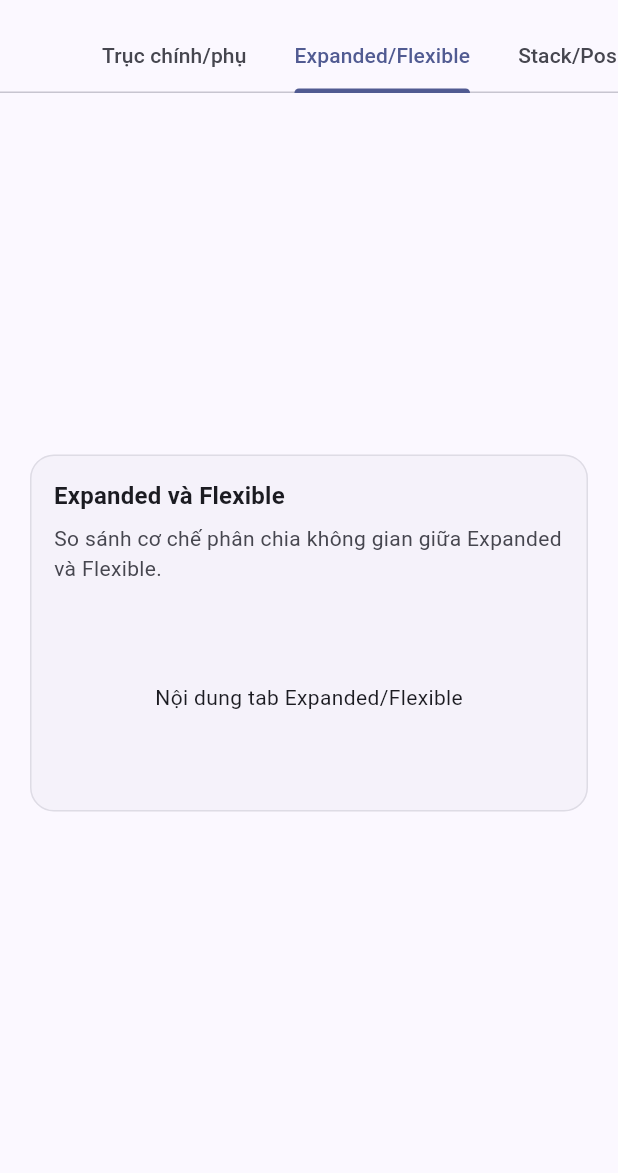
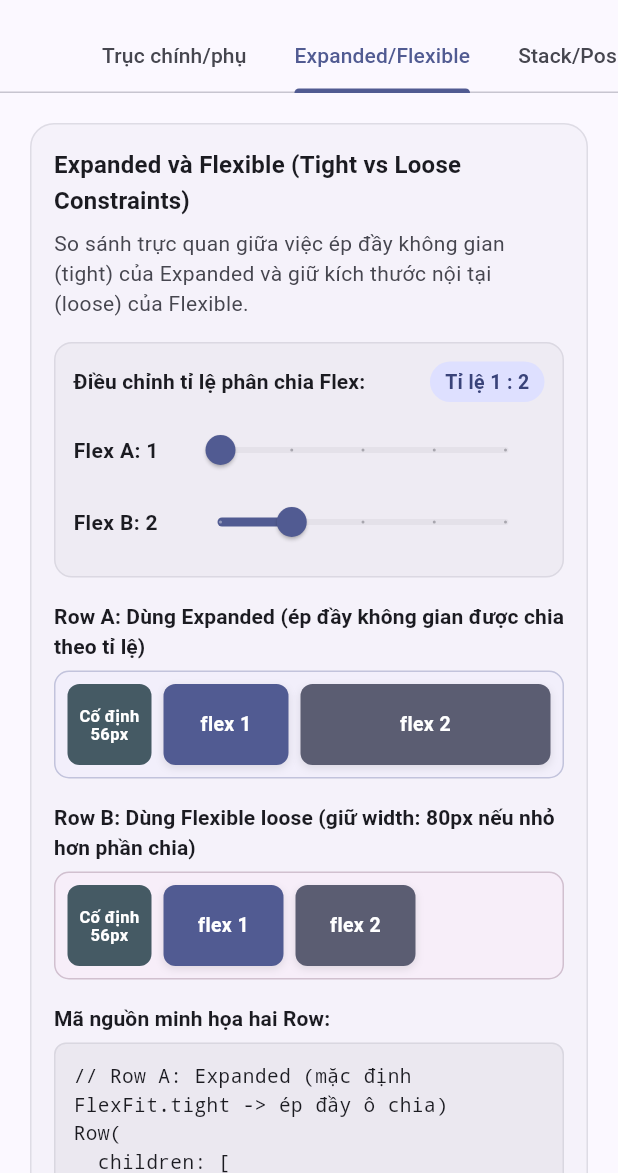
Before and after one commit to cityengin/study-dashboard, a Flutter app: the DemoLabScreen screen opened directly, tab 2 chosen, on a phone screen of 412 x 824 dp, the part 63-1236 px from its top. Run offline on Flutter 3.47's test engine with Material 3 defaults, Android fonts, the phone set to English and light mode, and no system bars.

Commit message:
feat(demo-lab): sân chơi Expanded và Flexible

```diff
--- a/lib/screens/demo_lab/demo_lab_screen.dart
+++ b/lib/screens/demo_lab/demo_lab_screen.dart
@@ -1,6 +1,7 @@
 import 'package:flutter/material.dart';
 import 'widgets/axis_playground.dart';
 import 'widgets/demo_card.dart';
+import 'widgets/flex_playground.dart';
 
 class DemoLabScreen extends StatelessWidget {
   const DemoLabScreen({super.key});
@@ -51,12 +52,10 @@ class DemoLabScreen extends StatelessWidget {
             ),
             _buildTabWrapper(
               child: const DemoCard(
-                title: 'Expanded và Flexible',
-                description: 'So sánh cơ chế phân chia không gian giữa Expanded và Flexible.',
-                child: SizedBox(
-                  height: 120,
-                  child: Center(child: Text('Nội dung tab Expanded/Flexible')),
-                ),
+                title: 'Expanded và Flexible (Tight vs Loose Constraints)',
+                description:
+                    'So sánh trực quan giữa việc ép đầy không gian (tight) của Expanded và giữ kích thước nội tại (loose) của Flexible.',
+                child: FlexPlayground(),
               ),
             ),
             _buildTabWrapper(
--- /dev/null
+++ b/lib/screens/demo_lab/widgets/flex_playground.dart
@@ -0,0 +1,303 @@
+import 'package:flutter/material.dart';
+
+class FlexPlayground extends StatefulWidget {
+  const FlexPlayground({super.key});
+
+  @override
+  State<FlexPlayground> createState() => _FlexPlaygroundState();
+}
+
+class _FlexPlaygroundState extends State<FlexPlayground> {
+  int _flexA = 1;
+  int _flexB = 2;
+
+  Widget _buildFixedBox() {
+    return Container(
+      width: 56,
+      height: 56,
+      decoration: BoxDecoration(
+        color: Colors.blueGrey.shade700,
+        borderRadius: BorderRadius.circular(8),
+      ),
+      alignment: Alignment.center,
+      child: const Text(
+        'Cố định\n56px',
+        textAlign: TextAlign.center,
+        style: TextStyle(
+          color: Colors.white,
+          fontSize: 11,
+          fontWeight: FontWeight.bold,
+          height: 1.1,
+        ),
+      ),
+    );
+  }
+
+  Widget _buildItemContainer({
+    required String label,
+    required Color color,
+    required Color textColor,
+  }) {
+    return Container(
+      width: 80,
+      height: 56,
+      decoration: BoxDecoration(
+        color: color,
+        borderRadius: BorderRadius.circular(8),
+        boxShadow: [
+          BoxShadow(
+            color: Colors.black.withValues(alpha: 0.1),
+            blurRadius: 4,
+            offset: const Offset(0, 2),
+          ),
+        ],
+      ),
+      alignment: Alignment.center,
+      child: Text(
+        label,
+        textAlign: TextAlign.center,
+        style: TextStyle(
+          color: textColor,
+          fontWeight: FontWeight.bold,
+          fontSize: 13,
+        ),
+      ),
+    );
+  }
+
+  @override
+  Widget build(BuildContext context) {
+    final theme = Theme.of(context);
+
+    final codeSnippet = '''// Row A: Expanded (mặc định FlexFit.tight -> ép đầy ô chia)
+Row(
+  children: [
+    Box(width: 56), // Cố định
+    Expanded(flex: $_flexA, child: Box(width: 80)),
+    Expanded(flex: $_flexB, child: Box(width: 80)),
+  ],
+)
+
+// Row B: Flexible (FlexFit.loose -> cho phép con giữ width: 80)
+Row(
+  children: [
+    Box(width: 56), // Cố định
+    Flexible(fit: FlexFit.loose, flex: $_flexA, child: Box(width: 80)),
+    Flexible(fit: FlexFit.loose, flex: $_flexB, child: Box(width: 80)),
+  ],
+)''';
+
+    return Column(
+      crossAxisAlignment: CrossAxisAlignment.stretch,
+      children: [
+        // Bảng điều khiển thanh trượt chọn flex a và flex b
+        Container(
+          padding: const EdgeInsets.all(12),
+          decoration: BoxDecoration(
+            color: theme.colorScheme.surfaceContainerHighest.withValues(alpha: 0.4),
+            borderRadius: BorderRadius.circular(12),
+            border: Border.all(
+              color: theme.colorScheme.outlineVariant.withValues(alpha: 0.5),
+            ),
+          ),
+          child: Column(
+            crossAxisAlignment: CrossAxisAlignment.start,
+            children: [
+              Row(
+                mainAxisAlignment: MainAxisAlignment.spaceBetween,
+                children: [
+                  Text(
+                    'Điều chỉnh tỉ lệ phân chia Flex:',
+                    style: theme.textTheme.labelLarge?.copyWith(fontWeight: FontWeight.bold),
+                  ),
+                  Container(
+                    padding: const EdgeInsets.symmetric(horizontal: 10, vertical: 4),
+                    decoration: BoxDecoration(
+                      color: theme.colorScheme.primaryContainer,
+                      borderRadius: BorderRadius.circular(20),
+                    ),
+                    child: Text(
+                      'Tỉ lệ $_flexA : $_flexB',
+                      style: TextStyle(
+                        color: theme.colorScheme.onPrimaryContainer,
+                        fontWeight: FontWeight.bold,
+                        fontSize: 13,
+                      ),
+                    ),
+                  ),
+                ],
+              ),
+              const SizedBox(height: 8),
+              Row(
+                children: [
+                  SizedBox(
+                    width: 72,
+                    child: Text(
+                      'Flex A: $_flexA',
+                      style: const TextStyle(fontWeight: FontWeight.w600),
+                    ),
+                  ),
+                  Expanded(
+                    child: Slider(
+                      value: _flexA.toDouble(),
+                      min: 1,
+                      max: 5,
+                      divisions: 4,
+                      label: '$_flexA',
+                      onChanged: (val) {
+                        setState(() {
+                          _flexA = val.round();
+                        });
+                      },
+                    ),
+                  ),
+                ],
+              ),
+              Row(
+                children: [
+                  SizedBox(
+                    width: 72,
+                    child: Text(
+                      'Flex B: $_flexB',
+                      style: const TextStyle(fontWeight: FontWeight.w600),
+                    ),
+                  ),
+                  Expanded(
+                    child: Slider(
+                      value: _flexB.toDouble(),
+                      min: 1,
+                      max: 5,
+                      divisions: 4,
+                      label: '$_flexB',
+                      onChanged: (val) {
+                        setState(() {
+                          _flexB = val.round();
+                        });
+                      },
+                    ),
+                  ),
+                ],
+              ),
+            ],
+          ),
+        ),
+        const SizedBox(height: 16),
+
+        // Hàng A: Minh họa Row với Expanded
+        Text(
+          'Row A: Dùng Expanded (ép đầy không gian được chia theo tỉ lệ)',
+          style: theme.textTheme.labelLarge?.copyWith(fontWeight: FontWeight.bold),
+        ),
+        const SizedBox(height: 6),
+        Container(
+          height: 72,
+          padding: const EdgeInsets.all(8),
+          decoration: BoxDecoration(
+            color: theme.colorScheme.primaryContainer.withValues(alpha: 0.15),
+            border: Border.all(
+              color: theme.colorScheme.primary.withValues(alpha: 0.3),
+            ),
+            borderRadius: BorderRadius.circular(10),
+          ),
+          child: Row(
+            children: [
+              _buildFixedBox(),
+              const SizedBox(width: 8),
+              // [Row + Expanded] Expanded tự động áp đặt FlexFit.tight, buộc con width: 80 dãn chiếm trọn không gian flex
+              Expanded(
+                flex: _flexA,
+                child: _buildItemContainer(
+                  label: 'flex $_flexA',
+                  color: theme.colorScheme.primary,
+                  textColor: theme.colorScheme.onPrimary,
+                ),
+              ),
+              const SizedBox(width: 8),
+              // [Row + Expanded] Phần tử flex thứ hai cũng bị ép dãn toàn bộ phần không gian còn lại
+              Expanded(
+                flex: _flexB,
+                child: _buildItemContainer(
+                  label: 'flex $_flexB',
+                  color: theme.colorScheme.secondary,
+                  textColor: theme.colorScheme.onSecondary,
+                ),
+              ),
+            ],
+          ),
+        ),
+        const SizedBox(height: 16),
+
+        // Hàng B: Minh họa Row với Flexible
+        Text(
+          'Row B: Dùng Flexible loose (giữ width: 80px nếu nhỏ hơn phần chia)',
+          style: theme.textTheme.labelLarge?.copyWith(fontWeight: FontWeight.bold),
+        ),
+        const SizedBox(height: 6),
+        Container(
+          height: 72,
+          padding: const EdgeInsets.all(8),
+          decoration: BoxDecoration(
+            color: theme.colorScheme.tertiaryContainer.withValues(alpha: 0.15),
+            border: Border.all(
+              color: theme.colorScheme.tertiary.withValues(alpha: 0.3),
+            ),
+            borderRadius: BorderRadius.circular(10),
+          ),
+          child: Row(
+            children: [
+              _buildFixedBox(),
+              const SizedBox(width: 8),
+              // [Row + Flexible] Flexible với FlexFit.loose cho phép con giữ width: 80 nhỏ hơn không gian flex được chia
+              Flexible(
+                fit: FlexFit.loose,
+                flex: _flexA,
+                child: _buildItemContainer(
+                  label: 'flex $_flexA',
+                  color: theme.colorScheme.primary,
+                  textColor: theme.colorScheme.onPrimary,
+                ),
+              ),
+              const SizedBox(width: 8),
+              // [Row + Flexible] Phần tử loose thứ hai tương tự giữ kích thước mong muốn, để trống không gian thừa
+              Flexible(
+                fit: FlexFit.loose,
+                flex: _flexB,
+                child: _buildItemContainer(
+                  label: 'flex $_flexB',
+                  color: theme.colorScheme.secondary,
+                  textColor: theme.colorScheme.onSecondary,
+                ),
+              ),
+            ],
+          ),
+        ),
+        const SizedBox(height: 16),
+
+        // Đoạn code tương ứng
+        Text(
+          'Mã nguồn minh họa hai Row:',
+          style: theme.textTheme.labelLarge?.copyWith(fontWeight: FontWeight.bold),
+        ),
+        const SizedBox(height: 6),
+        Container(
+          padding: const EdgeInsets.all(12),
+          decoration: BoxDecoration(
+            color: theme.colorScheme.surfaceContainerHighest.withValues(alpha: 0.6),
+            borderRadius: BorderRadius.circular(8),
+            border: Border.all(
+              color: theme.colorScheme.outlineVariant.withValues(alpha: 0.5),
+            ),
+          ),
+          child: SelectableText(
+            codeSnippet,
+            style: TextStyle(
+              fontFamily: 'monospace',
+              fontSize: 13,
+              color: theme.colorScheme.onSurface,
+            ),
+          ),
+        ),
+      ],
+    );
+  }
+}
```
Also changed, not shown: lib/screens/demo_lab/widgets/axis_playground.dart (line endings or trailing spaces), 1 other file.
